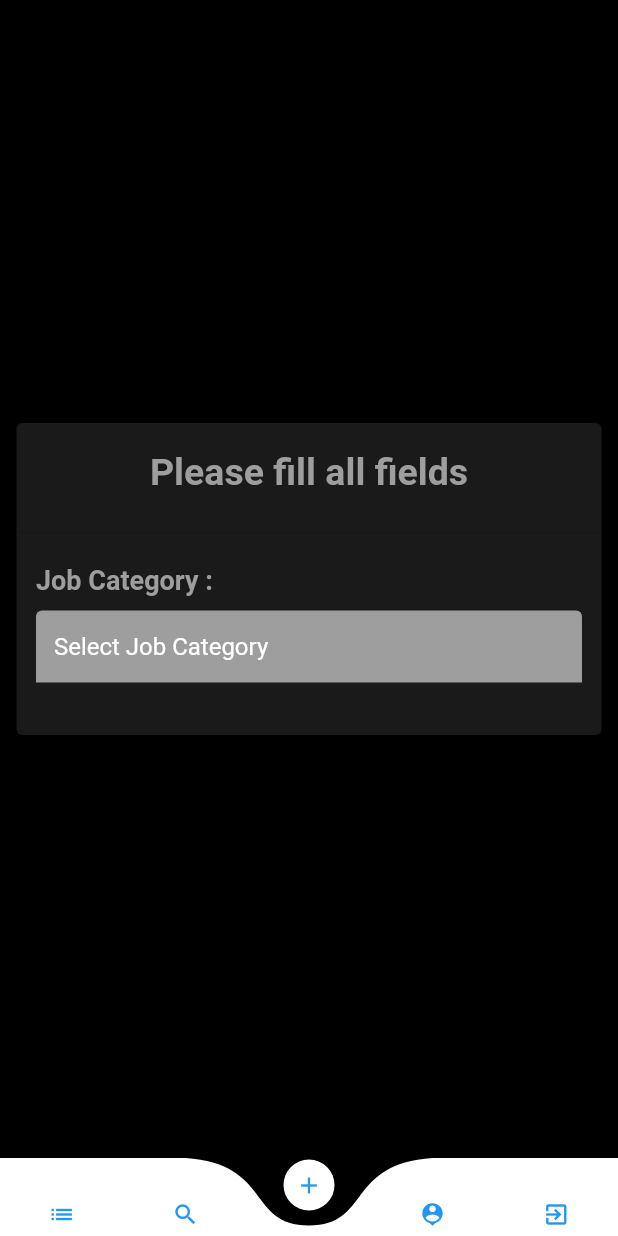
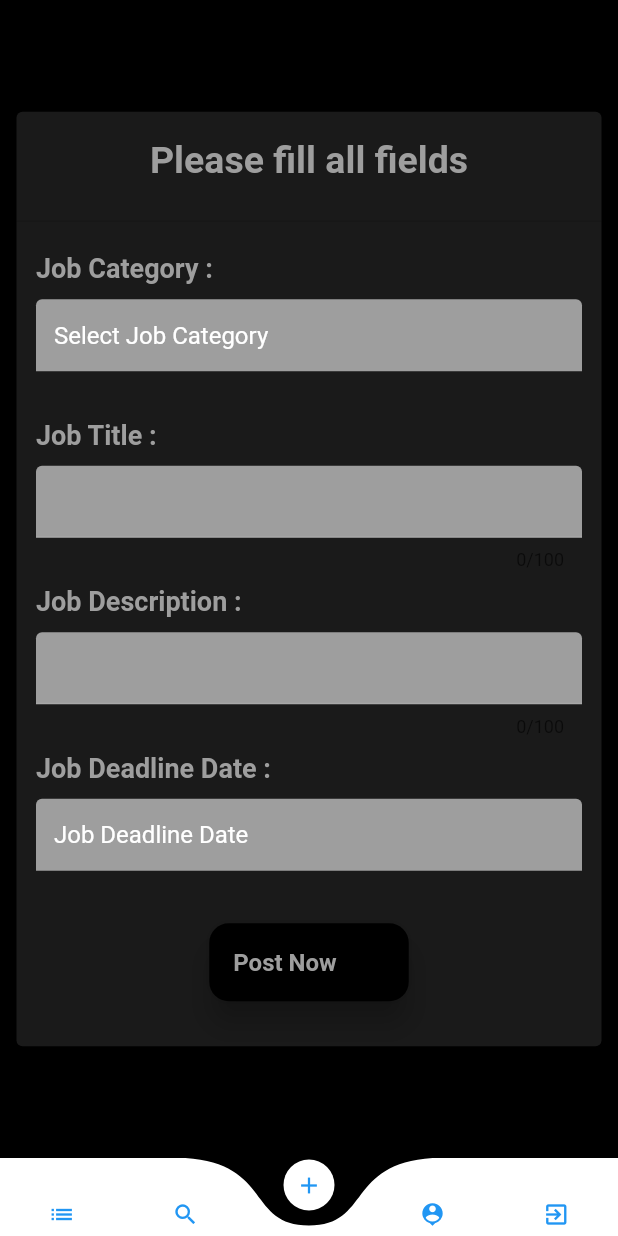
Before and after one commit to emorilebo/curious_connect, a Flutter app: the UploadJobNow screen opened directly, on a phone screen of 412 x 824 dp. Run offline on Flutter 3.47's test engine with Material 2 defaults, Android fonts, the phone set to English and light mode, and no system bars; drawn by our look-alikes of curved_navigation_bar; our stand-ins replace cached_network_image, cloud_firestore, firebase_auth, firebase_core, firebase_storage, fluttertoast and 2 more; accounts and stored records are empty; network calls fail.

Commit message:
UPDATE upload job with job category complete

```diff
--- a/lib/jobs/upload_job.dart
+++ b/lib/jobs/upload_job.dart
@@ -86,8 +86,73 @@ class _UploadJobNowState extends State<UploadJobNow> {
                             },
                             maxLength: 100,
                           ),
+                          _textTitles(label: 'Job Title :'),
+                          _textFormFields(
+                            valueKey: "JobTitle",
+                            controller: _jobTitleController,
+                            enabled: true,
+                            fct: () {},
+                            maxLength: 100,
+                          ),
+                          _textTitles(label: 'Job Description :'),
+                          _textFormFields(
+                            valueKey: "JobDesription",
+                            controller: _jobDescriptionController,
+                            enabled: true,
+                            fct: () {},
+                            maxLength: 100,
+                          ),
+                          _textTitles(label: 'Job Deadline Date :'),
+                          _textFormFields(
+                            valueKey: "Jobdeadline",
+                            controller: _deadlineDateController,
+                            enabled: false,
+                            fct: () {
+                              _pickDateDialog();
+                            },
+                            maxLength: 100,
+                          ),
                         ],
                       ),
+                    ),
+                  ),
+                  Center(
+                    child: Padding(
+                      padding: const EdgeInsets.only(bottom: 30),
+                      child: _isLoading
+                          ? CircularProgressIndicator()
+                          : MaterialButton(
+                              onPressed: () {},
+                              color: Colors.black,
+                              elevation: 8,
+                              shape: RoundedRectangleBorder(
+                                borderRadius: BorderRadius.circular(13),
+                              ),
+                              child: Padding(
+                                padding:
+                                    const EdgeInsets.symmetric(vertical: 14),
+                                child: Row(
+                                  mainAxisSize: MainAxisSize.min,
+                                  mainAxisAlignment: MainAxisAlignment.center,
+                                  children: [
+                                    Text(
+                                      'Post Now',
+                                      style: TextStyle(
+                                        color: Colors.grey,
+                                        fontWeight: FontWeight.bold,
+                                        fontSize: 16,
+                                      ),
+                                    ),
+                                    SizedBox(
+                                      width: 8,
+                                    ),
+                                    Icon(
+                                      Icons.upload_file,
+                                    ),
+                                  ],
+                                ),
+                              ),
+                            ),
                     ),
                   ),
                 ],
```
